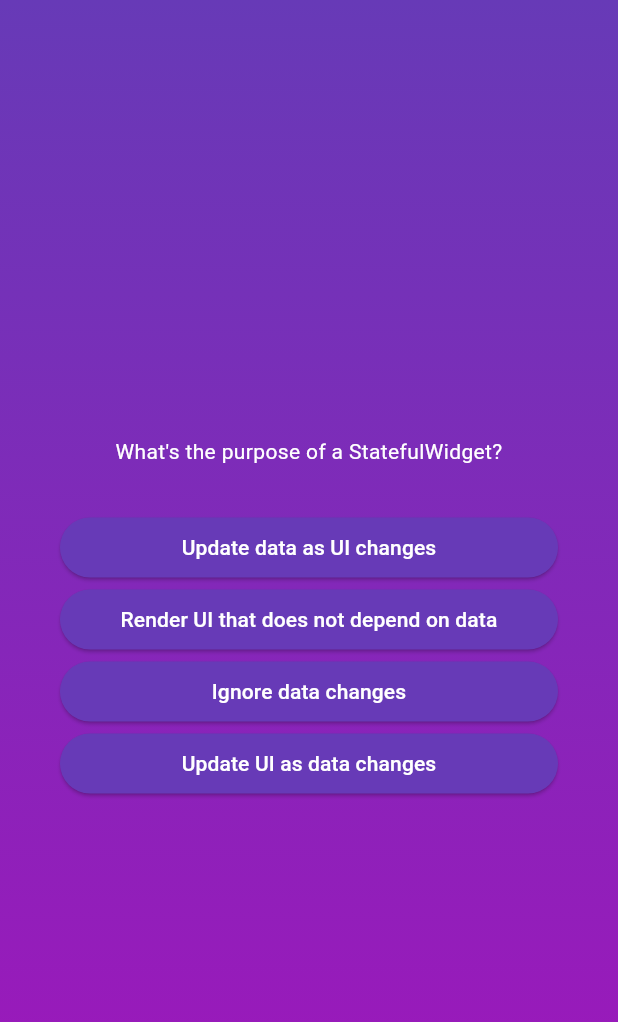
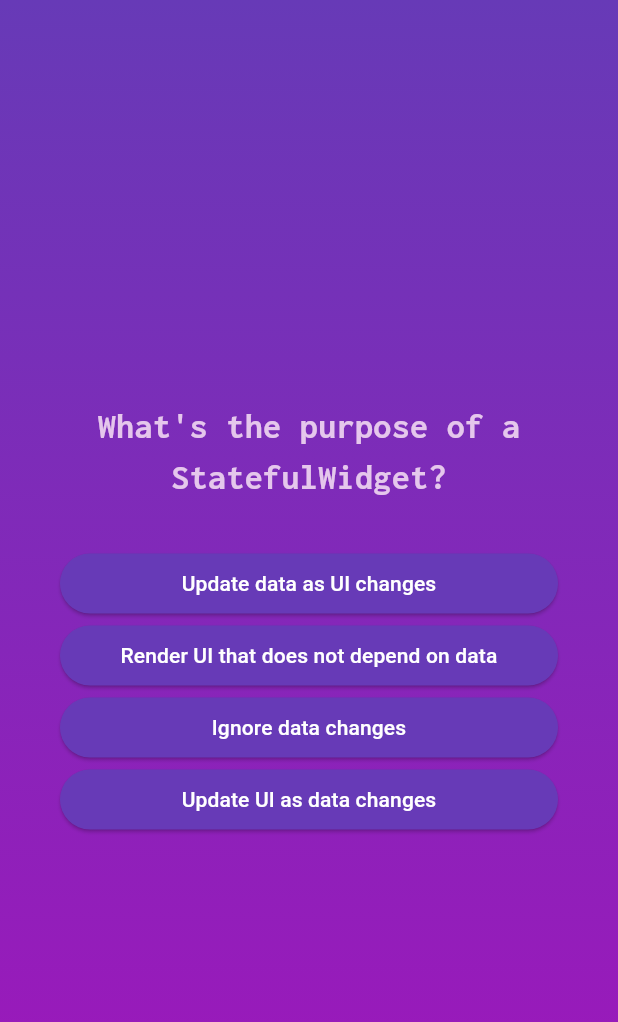
Before and after one commit to rasmusmedj/flutter_quiz, a Flutter app: the screen it shows after launch, after a tap on "Start Quiz", after a tap on "Components", on a phone screen of 412 x 824 dp. Shown: the top 1022 px of the screen. Run offline on Flutter 3.47's test engine with Material 3 defaults, Android fonts, the phone set to English and light mode, and no system bars; our stand-ins replace google_fonts; missing offline and left inert: dart:js_interop.

Commit message:
add google fonts course #76 done

```diff
--- a/lib/questions_screen.dart
+++ b/lib/questions_screen.dart
@@ -1,10 +1,13 @@
 import 'package:flutter/material.dart';
+import 'package:google_fonts/google_fonts.dart';
 
 import 'answer_button.dart';
 import 'package:flutter_quiz/data/questions.dart';
 
 class QuestionsScreen extends StatefulWidget {
-  const QuestionsScreen({super.key});
+  const QuestionsScreen({super.key, required this.onSelectAnswer});
+
+  final void Function(String answer) onSelectAnswer;
 
   @override
   State<QuestionsScreen> createState() {
@@ -15,7 +18,8 @@ class QuestionsScreen extends StatefulWidget {
 class _QuestionsScreenState extends State<QuestionsScreen> {
   var currentQuestionIndex = 0;
 
-  answerQuestion() {
+  answerQuestion(String selectedAnswer) {
+    widget.onSelectAnswer(questions[currentQuestionIndex].answers[0]);
     setState(() {
       currentQuestionIndex++;
     });
@@ -36,14 +40,19 @@ class _QuestionsScreenState extends State<QuestionsScreen> {
           children: [
             Text(
               currentQuestion.text,
-              style: const TextStyle(color: Colors.white),
+              style: GoogleFonts.inconsolata(
+                  color: const Color.fromARGB(255, 229, 199, 236),
+                  fontSize: 24,
+                  fontWeight: FontWeight.bold),
               textAlign: TextAlign.center,
             ),
             const SizedBox(height: 30),
             ...currentQuestion.getShuffledAnswers().map((answer) {
               return AnswerButton(
                 answerText: answer,
-                onTap: answerQuestion,
+                onTap: () {
+                  answerQuestion(answer);
+                },
               );
             })
           ],
--- a/lib/quiz.dart
+++ b/lib/quiz.dart
@@ -1,3 +1,5 @@
+import 'dart:js_interop';
+
 import 'package:flutter/material.dart';
 
 import 'start_screen.dart';
@@ -13,6 +15,7 @@ class Quiz extends StatefulWidget {
 }
 
 class _QuizState extends State<Quiz> {
+  final List<String> selectedAnswers = [];
   var activeScreen = 'start-screen';
 
   void switchScreen() {
@@ -21,16 +24,18 @@ class _QuizState extends State<Quiz> {
     });
   }
 
+  void chooseAnswer(String answer) {
+    selectedAnswers.add(answer);
+  }
+
   @override
   Widget build(context) {
-    // final screenWidget = activeScreen == 'start-screen'
-    //           ? StartScreen(switchScreen)
-    //           : const QuestionsScreen();
-
     Widget screenWidget = StartScreen(switchScreen);
 
     if (activeScreen == 'questions-screen') {
-      screenWidget = const QuestionsScreen();
+      screenWidget = QuestionsScreen(
+        onSelectAnswer: chooseAnswer,
+      );
     }
 
     return MaterialApp(
--- a/lib/start_screen.dart
+++ b/lib/start_screen.dart
@@ -1,4 +1,6 @@
 import 'package:flutter/material.dart';
+import 'package:flutter/widgets.dart';
+import 'package:google_fonts/google_fonts.dart';
 
 class StartScreen extends StatelessWidget {
   const StartScreen(this.startQuiz, {super.key});
@@ -14,15 +16,15 @@ class StartScreen extends StatelessWidget {
           Image.asset(
             'assets/images/quiz-logo.png',
             width: 300,
-            color: Colors.white12,
+            color: Colors.white30,
           ),
           const SizedBox(
             height: 80,
           ),
-          const Text(
+          Text(
             'Learn flutter the "fun" way!',
-            style: TextStyle(
-              color: Color.fromARGB(255, 241, 237, 241),
+            style: GoogleFonts.inconsolata(
+              color: const Color.fromARGB(255, 241, 237, 241),
               fontSize: 24,
             ),
           ),
@@ -35,7 +37,14 @@ class StartScreen extends StatelessWidget {
               foregroundColor: Colors.white,
             ),
             icon: const Icon(Icons.rocket_launch_outlined),
-            label: const Text('Start Quiz'),
+            label: Text(
+              'Start Quiz',
+              style: GoogleFonts.inconsolata(
+                color: const Color.fromARGB(255, 241, 237, 241),
+                fontSize: 24,
+                fontWeight:FontWeight.bold,
+              ),
+            ),
           ),
         ],
       ),
--- a/pubspec.yaml
+++ b/pubspec.yaml
@@ -35,6 +35,7 @@ dependencies:
   # The following adds the Cupertino Icons font to your application.
   # Use with the CupertinoIcons class for iOS style icons.
   cupertino_icons: ^1.0.6
+  google_fonts: ^6.2.1
 
 dev_dependencies:
   flutter_test:
```
Also changed, not shown: pubspec.lock, 1 other file.
